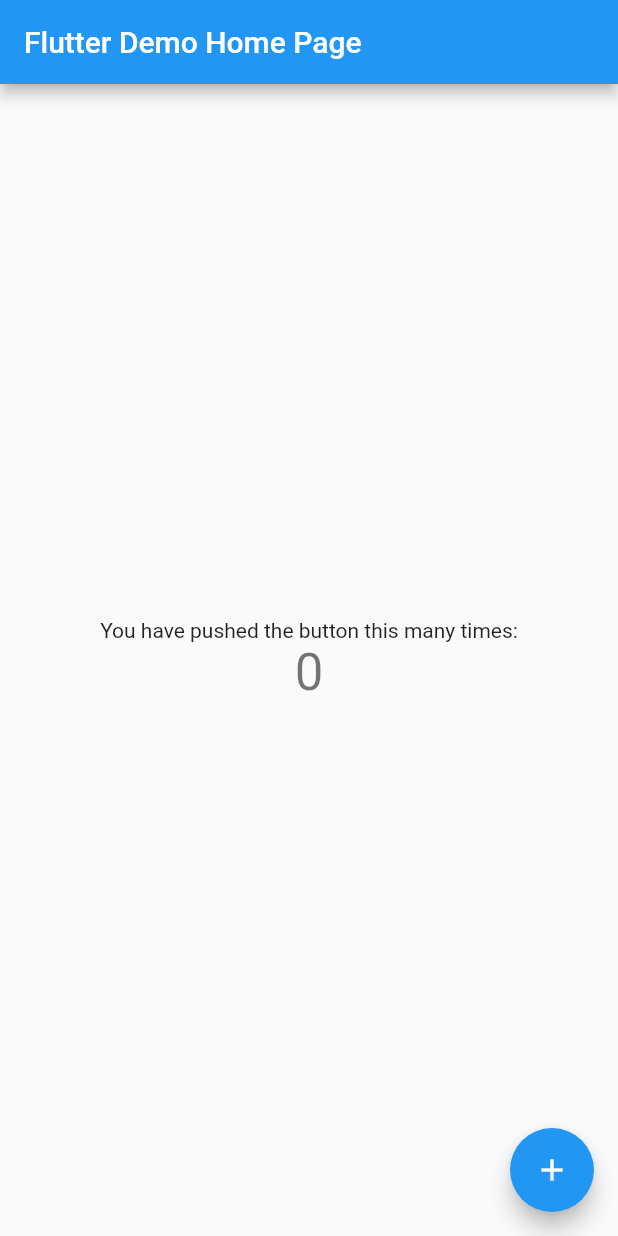
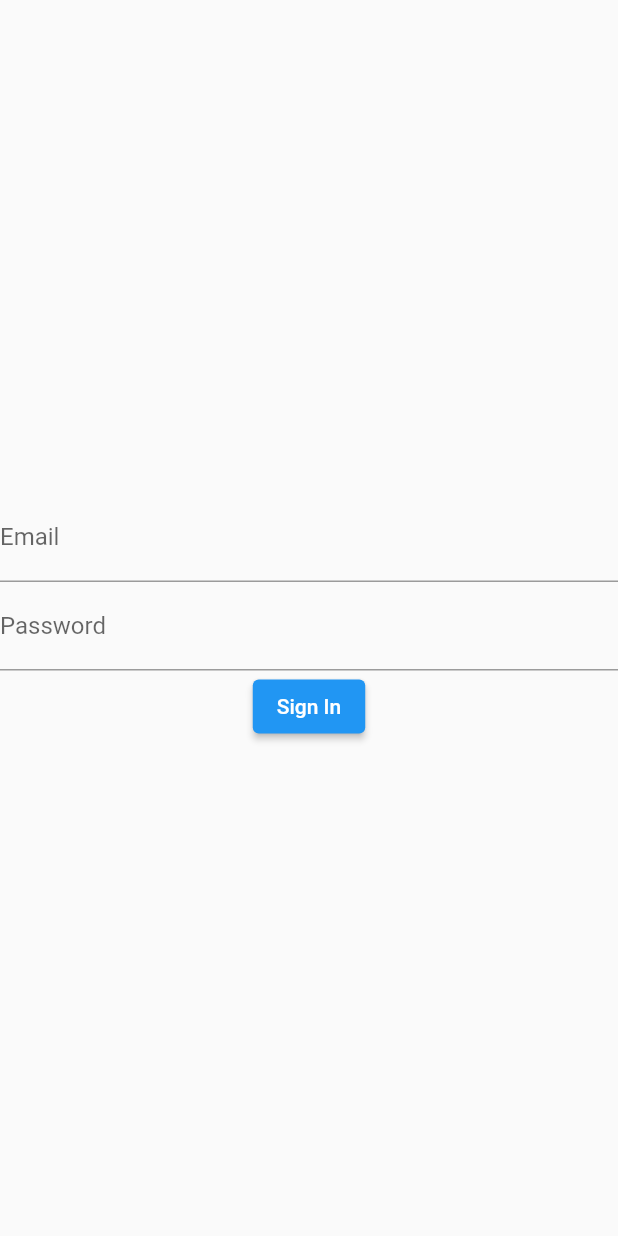
Before and after one commit to prodotiscus/size-adviser-x, a Flutter app: the screen it shows after launch, on a phone screen of 412 x 824 dp. Run offline on Flutter 3.47's test engine with Material 2 defaults, Android fonts, the phone set to English and light mode, and no system bars; our stand-ins replace firebase_auth, firebase_core; accounts and stored records are empty.

Commit message:
+email signin (draft)

```diff
--- /dev/null
+++ b/lib/colors.dart
@@ -0,0 +1,2 @@
+import 'package:flutter/material.dart';
+const sa_blue = Color(0xff245C9C);
--- a/lib/main.dart
+++ b/lib/main.dart
@@ -1,113 +1,142 @@
+import 'dart:async';
+
 import 'package:flutter/material.dart';
+import 'package:firebase_core/firebase_core.dart';
+import 'package:firebase_auth/firebase_auth.dart';
+import 'colors.dart';
 
-void main() {
-  runApp(MyApp());
+Future<void> main() async {
+  WidgetsFlutterBinding.ensureInitialized();
+  await Firebase.initializeApp();
+  runApp(MaterialApp(
+    title: 'Size Adviser',
+    // Start the app with the "/" named route. In this case, the app starts
+    // on the StartScreen widget.
+    initialRoute: '/',
+    routes: {
+      // When navigating to the "/" route, build the StartScreen widget.
+      '/': (context) => StartScreen(),
+      // When navigating to the "/second" route, build the CheckAuthScreen widget.
+      '/second': (context) => CheckAuthScreen(),
+      '/email-signin': (content) => EmailSignInScreen(),
+    },
+  ),
+  );
 }
 
-class MyApp extends StatelessWidget {
-  // This widget is the root of your application.
+
+class StartScreen extends StatelessWidget {
   @override
   Widget build(BuildContext context) {
-    return MaterialApp(
-      title: 'Flutter Demo',
-      theme: ThemeData(
-        // This is the theme of your application.
-        //
-        // Try running your application with "flutter run". You'll see the
-        // application has a blue toolbar. Then, without quitting the app, try
-        // changing the primarySwatch below to Colors.green and then invoke
-        // "hot reload" (press "r" in the console where you ran "flutter run",
-        // or simply save your changes to "hot reload" in a Flutter IDE).
-        // Notice that the counter didn't reset back to zero; the application
-        // is not restarted.
-        primarySwatch: Colors.blue,
+    new Future.delayed(const Duration(seconds: 3), () {
+      Navigator.pushNamed(context, '/second');
+    });
+
+    return Scaffold(
+      body: Center(
+        child: Column (
+          mainAxisAlignment: MainAxisAlignment.center,
+          crossAxisAlignment: CrossAxisAlignment.center,
+          children: <Widget>[
+          Text(
+              "SIZE",
+              style: TextStyle(
+                color: Colors.white,
+                fontSize: 55
+              ),
+          ),
+          Text(
+              "adviser",
+              style: TextStyle(
+                color: Colors.white,
+                fontSize: 23,
+                letterSpacing: 6
+              ),
+          ),
+        ],
+        )
       ),
-      home: MyHomePage(title: 'Flutter Demo Home Page'),
+      backgroundColor: sa_blue,
     );
   }
 }
 
-class MyHomePage extends StatefulWidget {
-  MyHomePage({Key? key, required this.title}) : super(key: key);
-
-  // This widget is the home page of your application. It is stateful, meaning
-  // that it has a State object (defined below) that contains fields that affect
-  // how it looks.
-
-  // This class is the configuration for the state. It holds the values (in this
-  // case the title) provided by the parent (in this case the App widget) and
-  // used by the build method of the State. Fields in a Widget subclass are
-  // always marked "final".
-
-  final String title;
-
+class CheckAuthScreen extends StatelessWidget {
   @override
-  _MyHomePageState createState() => _MyHomePageState();
+  Widget build(BuildContext context) {
+    if (FirebaseAuth.instance.currentUser == null) {
+      Navigator.pushReplacementNamed(context, '/email-signin');
+    }
+    return Scaffold(
+      appBar: AppBar(
+        title: Text("Second Screen"),
+      ),
+      body: Center(
+        child: ElevatedButton(
+          // Within the CheckAuthScreen widget
+          onPressed: () {
+            // Navigate back to the first screen by popping the current route
+            // off the stack.
+            Navigator.pop(context);
+          },
+          child: Text('Hello, ' + FirebaseAuth.instance.currentUser.toString()),
+        ),
+      ),
+    );
+  }
 }
 
-class _MyHomePageState extends State<MyHomePage> {
-  int _counter = 0;
+class EmailSignInScreen extends StatefulWidget {
+  @override
+  _EmailSignInScreenState createState() => _EmailSignInScreenState();
+}
 
-  void _incrementCounter() {
-    setState(() {
-      // This call to setState tells the Flutter framework that something has
-      // changed in this State, which causes it to rerun the build method below
-      // so that the display can reflect the updated values. If we changed
-      // _counter without calling setState(), then the build method would not be
-      // called again, and so nothing would appear to happen.
-      _counter++;
-    });
-  }
+class _EmailSignInScreenState extends State<EmailSignInScreen> {
+  bool _invalid_ep = false;
 
   @override
   Widget build(BuildContext context) {
-    // This method is rerun every time setState is called, for instance as done
-    // by the _incrementCounter method above.
-    //
-    // The Flutter framework has been optimized to make rerunning build methods
-    // fast, so that you can just rebuild anything that needs updating rather
-    // than having to individually change instances of widgets.
+    void throw_warning() {
+      setState(() {
+        _invalid_ep = true;
+      });
+    }
+
     return Scaffold(
-      appBar: AppBar(
-        // Here we take the value from the MyHomePage object that was created by
-        // the App.build method, and use it to set our appbar title.
-        title: Text(widget.title),
-      ),
       body: Center(
-        // Center is a layout widget. It takes a single child and positions it
-        // in the middle of the parent.
-        child: Column(
-          // Column is also a layout widget. It takes a list of children and
-          // arranges them vertically. By default, it sizes itself to fit its
-          // children horizontally, and tries to be as tall as its parent.
-          //
-          // Invoke "debug painting" (press "p" in the console, choose the
-          // "Toggle Debug Paint" action from the Flutter Inspector in Android
-          // Studio, or the "Toggle Debug Paint" command in Visual Studio Code)
-          // to see the wireframe for each widget.
-          //
-          // Column has various properties to control how it sizes itself and
-          // how it positions its children. Here we use mainAxisAlignment to
-          // center the children vertically; the main axis here is the vertical
-          // axis because Columns are vertical (the cross axis would be
-          // horizontal).
-          mainAxisAlignment: MainAxisAlignment.center,
-          children: <Widget>[
-            Text(
-              'You have pushed the button this many times:',
-            ),
-            Text(
-              '$_counter',
-              style: Theme.of(context).textTheme.headline4,
-            ),
-          ],
-        ),
-      ),
-      floatingActionButton: FloatingActionButton(
-        onPressed: _incrementCounter,
-        tooltip: 'Increment',
-        child: Icon(Icons.add),
-      ), // This trailing comma makes auto-formatting nicer for build methods.
+          child: Column(
+            mainAxisAlignment: MainAxisAlignment.center,
+            crossAxisAlignment: CrossAxisAlignment.center,
+            children: [
+              TextFormField(
+                decoration: InputDecoration(
+                  border: UnderlineInputBorder(),
+                  labelText: 'Email'
+                ),
+              ),
+              TextFormField(
+                decoration: InputDecoration(
+                    border: UnderlineInputBorder(),
+                    labelText: 'Password',
+                ),
+                obscureText: true,
+                enableSuggestions: false,
+                autocorrect: false,
+              ),
+              ElevatedButton(
+                // Within the CheckAuthScreen widget
+                onPressed: throw_warning,
+                child: Text("Sign In"),
+              ),
+              if (_invalid_ep) Text(
+                "Invalid e-mail or password",
+                style: TextStyle(
+                  color: Colors.red
+                ),
+              )
+            ]
+          )
+      )
     );
   }
 }
--- a/pubspec.yaml
+++ b/pubspec.yaml
@@ -28,6 +28,8 @@
   # The following adds the Cupertino Icons font to your application.
   # Use with the CupertinoIcons class for iOS style icons.
   cupertino_icons: ^1.0.2
+  firebase_auth: ^1.1.0
+  firebase_core: ^1.0.3
 
 dev_dependencies:
   flutter_test:
```
Also changed, not shown: pubspec.lock, 3 other files.
